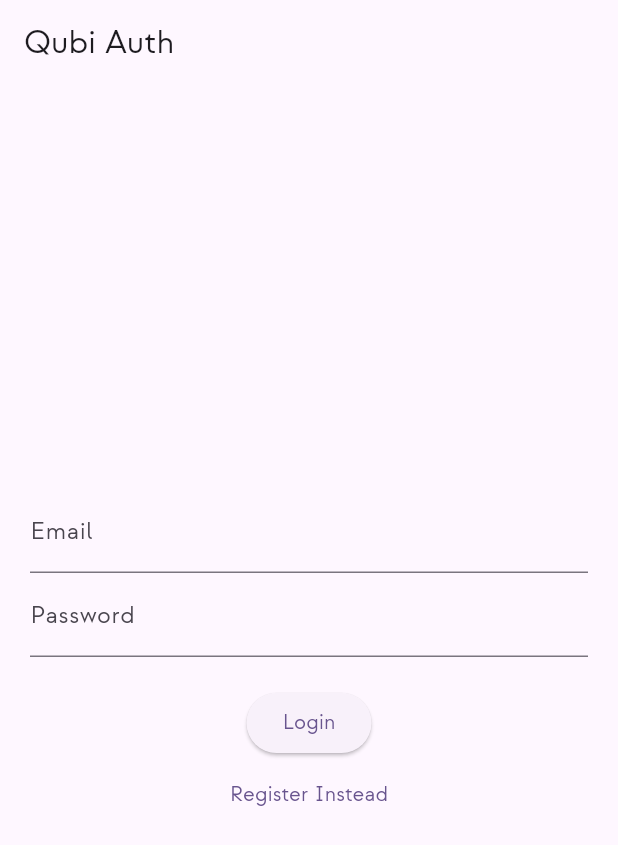
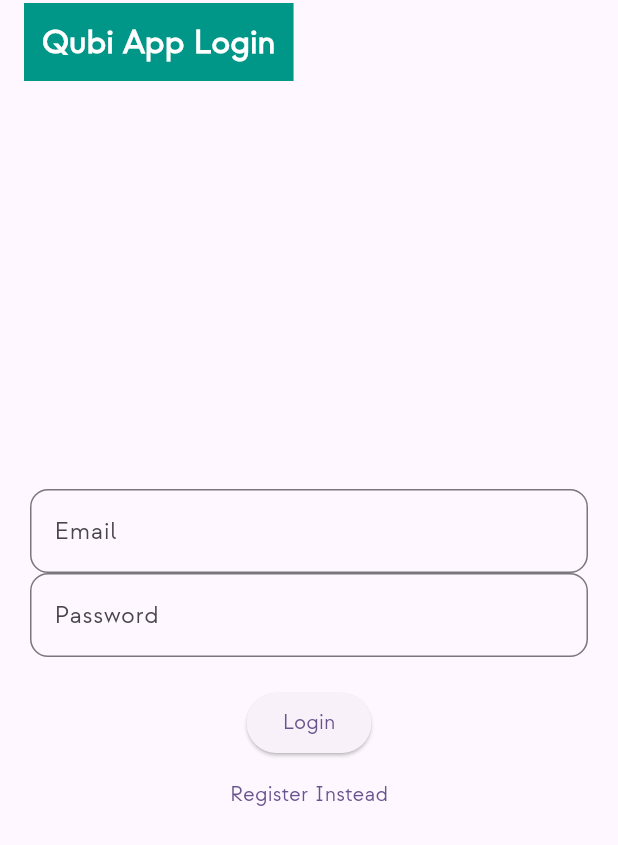
Before and after one commit to Qubi-App-Dev-Team/Qubi-Mobile-App, a Flutter app: the screen it shows after launch, on a phone screen of 412 x 824 dp. Shown: the top 845 px of the screen. Run offline on Flutter 3.47's test engine with Material 3 defaults, Android fonts, the phone set to English and light mode, and no system bars; our stand-ins replace firebase_auth, firebase_core, flutter_svg; accounts and stored records are empty; generated files the repository leaves out were written again.

Commit message:
slight looks update

```diff
--- a/qubi_app/lib/pages/home/login.dart
+++ b/qubi_app/lib/pages/home/login.dart
@@ -43,9 +43,21 @@ class _LoginPageState extends State<LoginPage> {
     }
   }
 
-  Widget _title() {
-    return const Text('Qubi Auth');
-  }
+ Widget _title() {
+  return Container(
+    color: Colors.teal, // pick any color
+    padding: const EdgeInsets.all(12),
+    child: const Text(
+      'Qubi App Login',
+      style: TextStyle(
+        color: Colors.white, // text color for contrast
+        fontSize: 22,
+        fontWeight: FontWeight.bold,
+      ),
+    ),
+  );
+}
+
 
   Widget _entryField(
     String title, TextEditingController controller,
@@ -54,12 +66,18 @@ class _LoginPageState extends State<LoginPage> {
       controller: controller,
       decoration: InputDecoration(
         labelText: title,
+        border: OutlineInputBorder(
+          borderRadius: BorderRadius.circular(12),
+          borderSide: const BorderSide(
+            color: Colors.deepPurple,
+          ),
+        ),
       ),
     );
   }
 
   Widget _errorMessage() {
-    return Text(errorMessage == '' ? '' : 'Humm ? $errorMessage');
+    return Text(errorMessage == '' ? '' : 'Fail: $errorMessage');
   }
 
   Widget _submitButton() {
```
